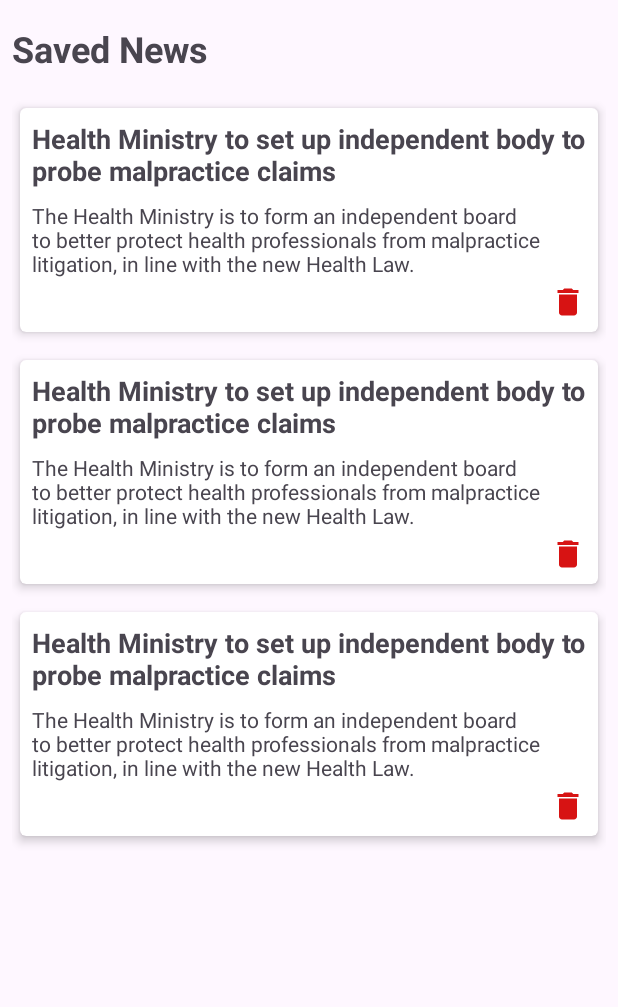
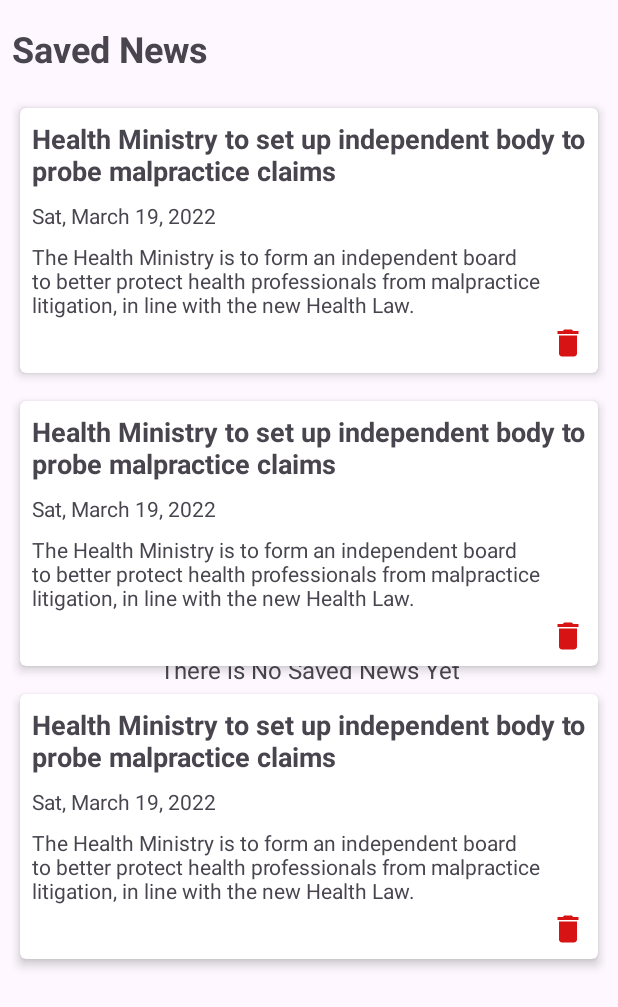
Before and after one commit to dianprsty/NewsMobileApp, an Android app: the layout fragment_saved.xml on its own in the app's theme, with its tools: preview values and no code run, on a phone screen of 412 x 824 dp. Shown: the top 1007 px of the screen. Run offline under Robolectric (Android 15) with nearby library versions, the phone set to English and light mode, and no system bars.

Commit message:
upgrade : upgrade database version and saved item ui

```diff
--- a/app/src/main/java/id/dianprasetyo/newsmobileapp/adapter/AdapterSavedNews.kt
+++ b/app/src/main/java/id/dianprasetyo/newsmobileapp/adapter/AdapterSavedNews.kt
@@ -32,6 +32,7 @@ class AdapterSavedNews(
     class ListViewHolder (view: View) : RecyclerView.ViewHolder(view) {
         val tvNewsTitle = view.findViewById<TextView>(R.id.tv_news_title)
         val tvNewsHeadline = view.findViewById<TextView>(R.id.tv_news_headline)
+        val tvPublishedAt = view.findViewById<TextView>(R.id.tv_news_published_at)
         val ivDelete = view.findViewById<ImageView>(R.id.iv_delete)
     }
 
@@ -44,6 +45,7 @@ class AdapterSavedNews(
         holder.apply {
             tvNewsTitle.text = dataNews[position]?.title
             tvNewsHeadline.text = dataNews[position]?.headline
+            tvPublishedAt.text = dataNews[position]?.date
 
             tvNewsTitle.setOnClickListener {
                 val link = dataNews[position]?.url
--- a/app/src/main/java/id/dianprasetyo/newsmobileapp/room/SavedNews.kt
+++ b/app/src/main/java/id/dianprasetyo/newsmobileapp/room/SavedNews.kt
@@ -21,6 +21,9 @@ data class SavedNews (
     var headline: String? = null,
 
     @ColumnInfo(name = "url")
-    var url: String? = null
+    var url: String? = null,
+
+    @ColumnInfo(name = "date")
+    var date: String? = null
 
 )  : Parcelable
--- a/app/src/main/java/id/dianprasetyo/newsmobileapp/room/SavedNewsDatabase.kt
+++ b/app/src/main/java/id/dianprasetyo/newsmobileapp/room/SavedNewsDatabase.kt
@@ -6,7 +6,7 @@ import androidx.room.Room
 import androidx.room.RoomDatabase
 
 
-@Database(entities = [SavedNews::class], version = 1, exportSchema = false)
+@Database(entities = [SavedNews::class], version = 2, exportSchema = false)
 abstract class SavedNewsDatabase : RoomDatabase() {
 
     abstract fun savedNewsDao() : SavedNewsDao
--- a/app/src/main/java/id/dianprasetyo/newsmobileapp/ui/NewsDetailActivity.kt
+++ b/app/src/main/java/id/dianprasetyo/newsmobileapp/ui/NewsDetailActivity.kt
@@ -49,11 +49,7 @@ class NewsDetailActivity : AppCompatActivity() {
         binding = ActivityNewsDetailBinding.inflate(layoutInflater)
         setContentView(binding?.root)
 
-
         supportActionBar?.setDisplayHomeAsUpEnabled(true)
-
-
-
 
         getCurrentTheme()
 
@@ -89,6 +85,7 @@ class NewsDetailActivity : AppCompatActivity() {
                             it?.title = detailPost.title
                             it?.url = fullPath
                             it?.headline = headline
+                            it?.date= detailPost.pusblisedAt
                         }
                         if(savedNewsId == 0){
 
--- a/app/src/main/java/id/dianprasetyo/newsmobileapp/ui/SavedFragment.kt
+++ b/app/src/main/java/id/dianprasetyo/newsmobileapp/ui/SavedFragment.kt
@@ -54,8 +54,13 @@ class SavedFragment : Fragment() {
 
         savedNewsViewModel.getAllSavedNews().observe(viewLifecycleOwner){ savedNews ->
             if( savedNews != null){
+                binding?.tvSavedEmpty!!.visibility = View.GONE
                 adapterSavedNews?.setNewsItem(savedNews)
                 adapterSavedNews?.notifyDataSetChanged()
+            }
+
+            if (savedNews.isEmpty()){
+                binding?.tvSavedEmpty!!.visibility = View.VISIBLE
             }
         }
 
--- a/app/src/main/res/layout/fragment_saved.xml
+++ b/app/src/main/res/layout/fragment_saved.xml
@@ -21,6 +21,21 @@
             android:textSize="24dp"
             />
 
+        <TextView
+            android:id="@+id/tv_saved_empty"
+            android:layout_width="match_parent"
+            android:layout_height="wrap_content"
+            app:layout_constraintStart_toStartOf="parent"
+            app:layout_constraintEnd_toEndOf="parent"
+            app:layout_constraintTop_toTopOf="parent"
+            app:layout_constraintBottom_toBottomOf="parent"
+            android:textAlignment="center"
+            android:layout_marginTop="8dp"
+            android:paddingTop="60dp"
+            android:text="There is No Saved News Yet"
+            android:textSize="16dp"
+            />
+
         <androidx.recyclerview.widget.RecyclerView
             android:id="@+id/rv_saved_news"
             android:layout_width="match_parent"
--- a/app/src/main/res/layout/item_row_saved.xml
+++ b/app/src/main/res/layout/item_row_saved.xml
@@ -28,6 +28,14 @@
             app:layout_constraintStart_toStartOf="parent"
             app:layout_constraintEnd_toEndOf="parent" />
 
+        <TextView
+            android:id="@+id/tv_news_published_at"
+            android:layout_width="match_parent"
+            android:layout_height="wrap_content"
+            android:text="@string/sample_published_at"
+            android:layout_marginTop="8dp"
+            app:layout_constraintStart_toStartOf="parent"
+            app:layout_constraintTop_toBottomOf="@+id/tv_news_title"/>
 
         <TextView
             android:id="@+id/tv_news_headline"
@@ -36,7 +44,8 @@
             android:text="@string/sample_headline"
             android:layout_marginTop="8dp"
             app:layout_constraintStart_toStartOf="parent"
-            app:layout_constraintTop_toBottomOf="@+id/tv_news_title"/>
+            app:layout_constraintTop_toBottomOf="@+id/tv_news_published_at"/>
+
 
         <ImageView
             android:id="@+id/iv_delete"
```
